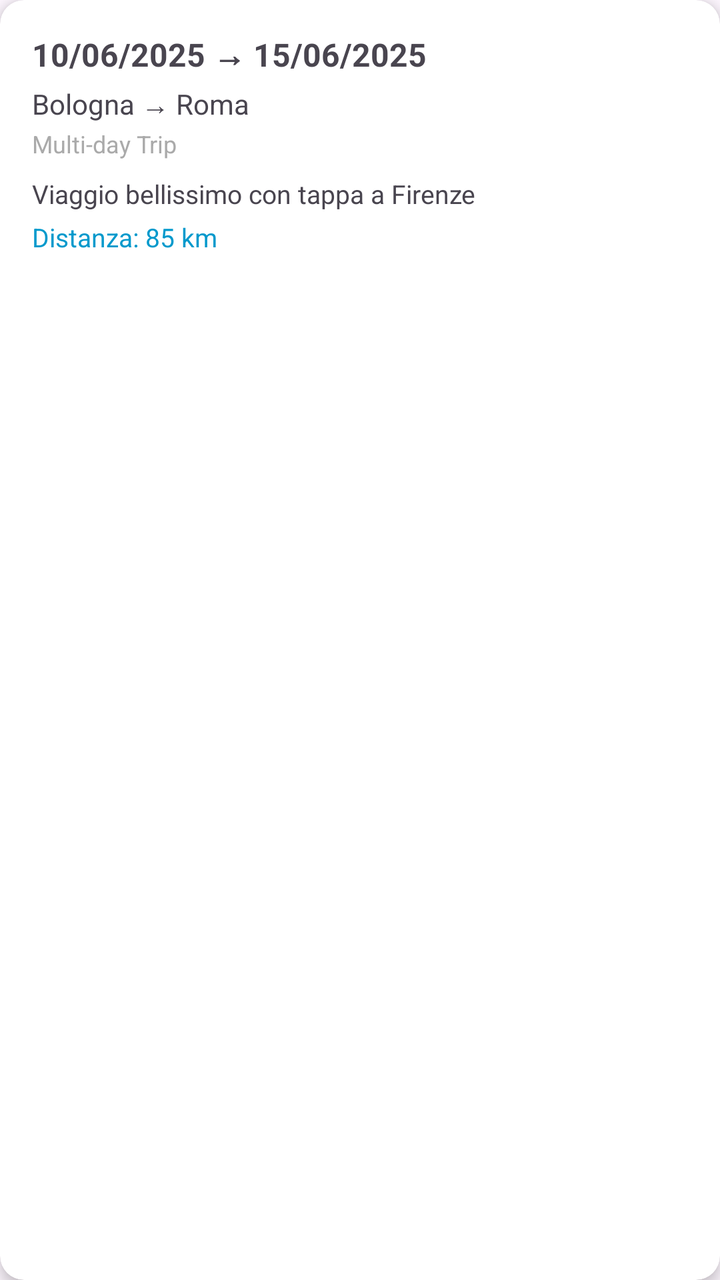
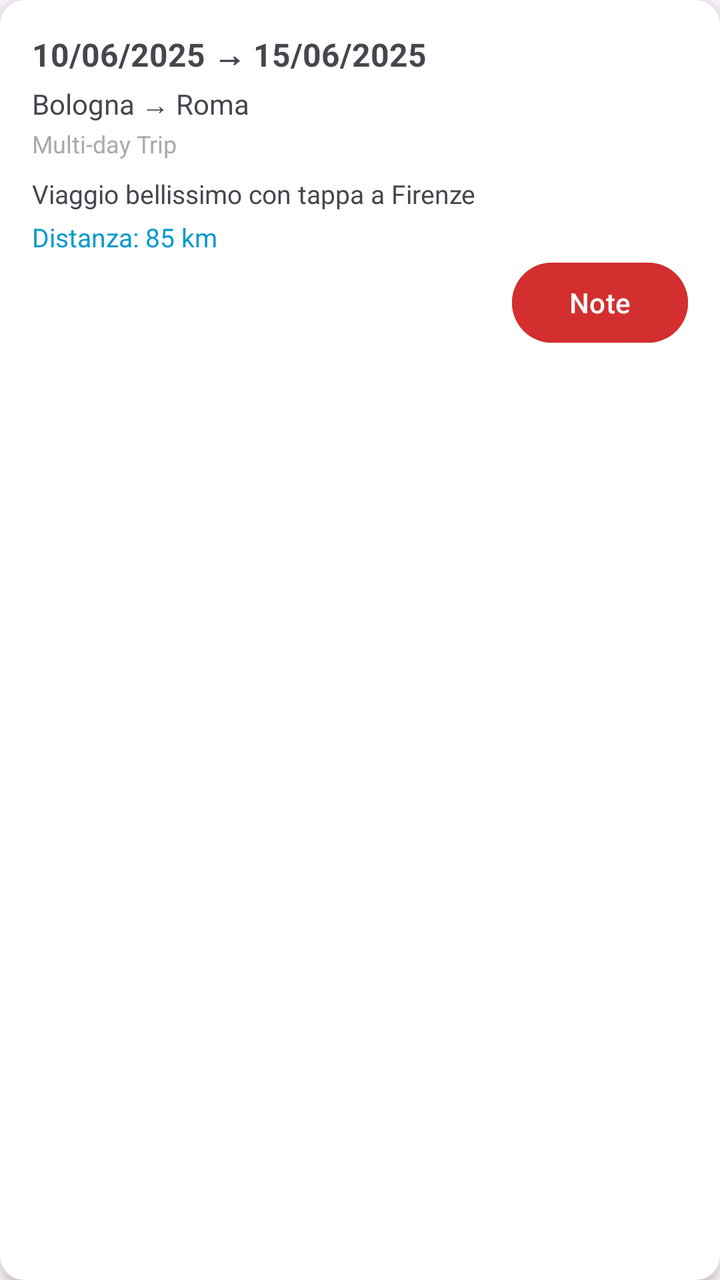

An Android layout rendered at two revisions. The XML below is the earlier revision; the diff shows what the commit changed to produce the second picture.
<!-- AndroidManifest.xml: application theme Theme.MyProject -->
<!-- res/layout/trip_card.xml -->
<?xml version="1.0" encoding="utf-8"?>
<androidx.cardview.widget.CardView xmlns:android="http://schemas.android.com/apk/res/android"
    xmlns:card_view="http://schemas.android.com/apk/res-auto"
    android:layout_width="match_parent"
    android:layout_height="wrap_content"
    android:layout_margin="8dp"
    card_view:cardCornerRadius="12dp"
    card_view:cardElevation="4dp">

    <LinearLayout
        android:layout_width="match_parent"
        android:layout_height="wrap_content"
        android:orientation="vertical"
        android:padding="16dp">

        <TextView
            android:id="@+id/text_trip_dates"
            android:layout_width="wrap_content"
            android:layout_height="wrap_content"
            android:text="10/06/2025 → 15/06/2025"
            android:textStyle="bold"
            android:textSize="16sp" />

        <TextView
            android:id="@+id/text_trip_route"
            android:layout_width="wrap_content"
            android:layout_height="wrap_content"
            android:text="Bologna → Roma"
            android:textSize="14sp"
            android:layout_marginTop="4dp" />

        <TextView
            android:id="@+id/text_trip_type"
            android:layout_width="wrap_content"
            android:layout_height="wrap_content"
            android:text="Multi-day Trip"
            android:textColor="@android:color/darker_gray"
            android:textSize="12sp"
            android:layout_marginTop="2dp" />

        <TextView
            android:id="@+id/text_trip_description"
            android:layout_width="match_parent"
            android:layout_height="wrap_content"
            android:text="Viaggio bellissimo con tappa a Firenze"
            android:textSize="13sp"
            android:layout_marginTop="8dp" />

        <TextView
            android:id="@+id/text_trip_distance"
            android:layout_width="wrap_content"
            android:layout_height="wrap_content"
            android:text="Distanza: 85 km"
            android:textSize="13sp"
            android:textColor="@android:color/holo_blue_dark"
            android:layout_marginTop="4dp" />



    </LinearLayout>

</androidx.cardview.widget.CardView>
<!-- resources referenced by this layout -->
<resources>
  <style name="Theme.MyProject" parent="Base.Theme.MyProject" />
  <style name="Base.Theme.MyProject" parent="Theme.Material3.DayNight.NoActionBar">
          
          
      </style>
</resources>

<!-- the commit's change to res/layout/trip_card.xml (unified diff, before → after) -->
@@ -55,6 +55,15 @@
             android:textColor="@android:color/holo_blue_dark"
             android:layout_marginTop="4dp" />
 
+        <Button
+            android:id="@+id/btn_show_notes"
+            android:layout_width="wrap_content"
+            android:layout_height="wrap_content"
+            android:text="Note"
+            android:backgroundTint="@color/red_primary"
+            android:layout_gravity="end" />
+
+
 
 
     </LinearLayout>
<!-- resource entries referenced after the edit -->
@@ -1,5 +1,6 @@
 <!-- resources referenced by this layout -->
 <resources>
+  <color name="red_primary">#D32F2F</color>
   <style name="Theme.MyProject" parent="Base.Theme.MyProject" />
   <style name="Base.Theme.MyProject" parent="Theme.Material3.DayNight.NoActionBar">
           
